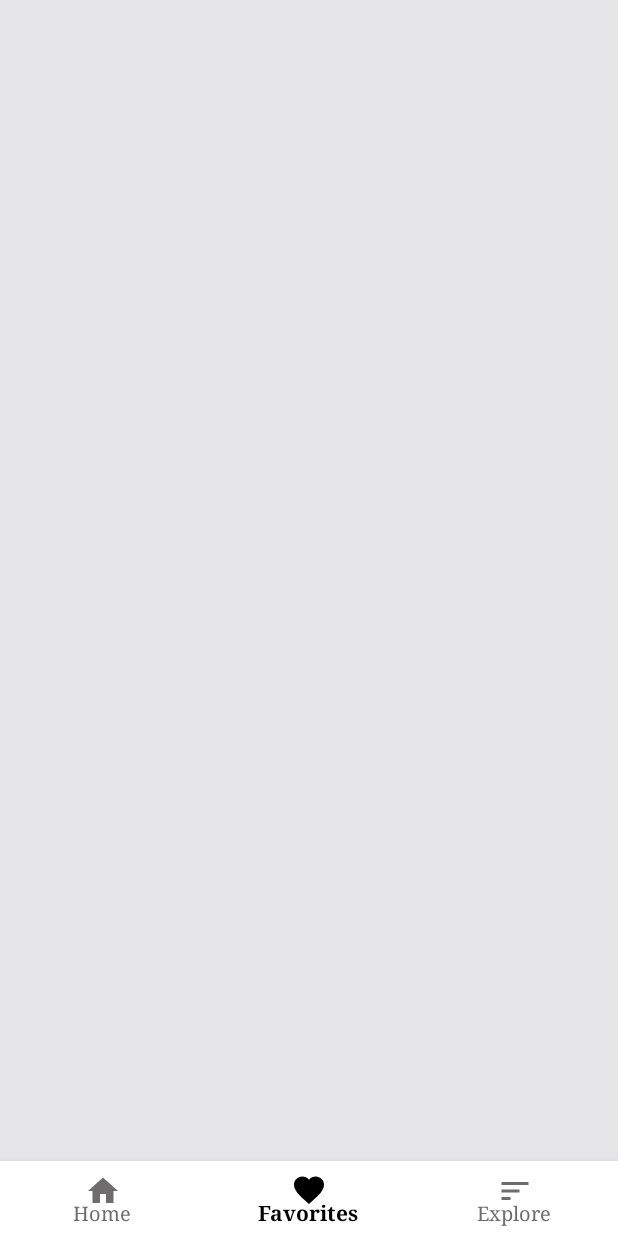
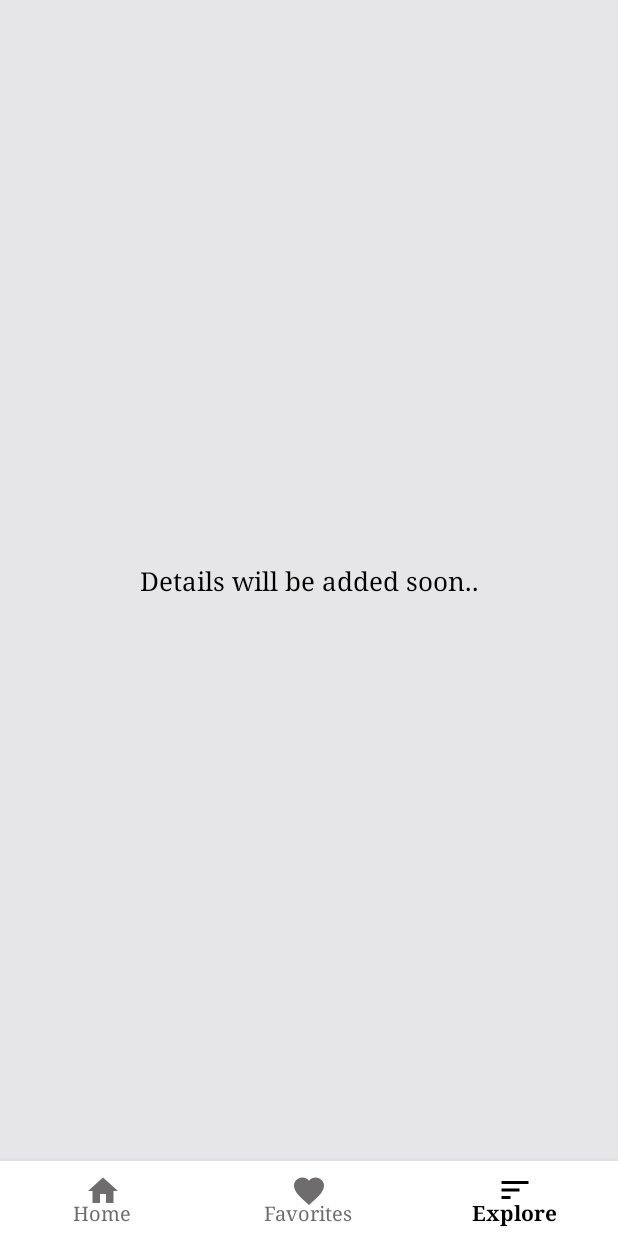
Before and after one commit to Maniharika-1/News-App, an Android app: the screen it shows after launch (MainActivity), item 3 of the bottom bar chosen, on a phone screen of 412 x 824 dp. Run offline under Robolectric (Android 15) with nearby library versions, the phone set to English and light mode, and no system bars; our stand-ins replace Dagger/Hilt's generated code, Room's generated code, navigation-ui; pictures from the network do not load.

Commit message:
Added explore fragment in nav_graph.

```diff
--- /dev/null
+++ b/app/src/main/java/com/example/newsapiclient/ExploreFragment.kt
@@ -0,0 +1,25 @@
+package com.example.newsapiclient
+
+import android.os.Bundle
+import androidx.fragment.app.Fragment
+import android.view.LayoutInflater
+import android.view.View
+import android.view.ViewGroup
+import com.example.newsapiclient.databinding.FragmentExploreBinding
+
+class ExploreFragment : Fragment() {
+
+    override fun onCreateView(
+        inflater: LayoutInflater, container: ViewGroup?,
+        savedInstanceState: Bundle?
+    ): View? {
+        // Inflate the layout for this fragment
+        return inflater.inflate(R.layout.fragment_explore, container, false)
+    }
+
+    private lateinit var binding: FragmentExploreBinding
+    override fun onViewCreated(view: View, savedInstanceState: Bundle?) {
+        super.onViewCreated(view, savedInstanceState)
+        binding = FragmentExploreBinding.bind(view)
+    }
+}
--- /dev/null
+++ b/app/src/main/res/layout/fragment_explore.xml
@@ -0,0 +1,18 @@
+<?xml version="1.0" encoding="utf-8"?>
+<FrameLayout xmlns:android="http://schemas.android.com/apk/res/android"
+    xmlns:tools="http://schemas.android.com/tools"
+    android:layout_width="match_parent"
+    android:layout_height="match_parent"
+    android:background="@color/main_bg"
+    tools:context=".ExploreFragment">
+
+    <TextView
+        android:layout_width="match_parent"
+        android:layout_height="match_parent"
+        android:gravity="center_vertical|center_horizontal"
+        android:textSize="17sp"
+        android:textColor="@color/black"
+        android:fontFamily="serif"
+        android:text="@string/explore_fragment_default" />
+
+</FrameLayout>
--- a/app/src/main/res/menu/bottom_menu.xml
+++ b/app/src/main/res/menu/bottom_menu.xml
@@ -11,7 +11,7 @@
         android:icon="@drawable/ic_baseline_favorite_24" />
 
     <item
-        android:id="@+id/explore"
+        android:id="@+id/exploreFragment"
         android:title="Explore"
         android:icon="@drawable/ic_baseline_explore_24"/>
 
--- a/app/src/main/res/navigation/nav_graph.xml
+++ b/app/src/main/res/navigation/nav_graph.xml
@@ -13,6 +13,9 @@
         <action
             android:id="@+id/action_newsFragment_to_infoFragment"
             app:destination="@id/infoFragment" />
+        <action
+            android:id="@+id/action_newsFragment_to_exploreFragment"
+            app:destination="@id/exploreFragment" />
     </fragment>
     <fragment
         android:id="@+id/savedFragment"
@@ -22,6 +25,9 @@
         <action
             android:id="@+id/action_savedFragment_to_infoFragment"
             app:destination="@id/infoFragment" />
+        <action
+            android:id="@+id/action_savedFragment_to_exploreFragment"
+            app:destination="@id/exploreFragment" />
     </fragment>
     <fragment
         android:id="@+id/infoFragment"
@@ -31,5 +37,16 @@
         <argument
             android:name="selected_article"
             app:argType="com.example.newsapiclient.data.model.Article" />
+        <action
+            android:id="@+id/action_infoFragment_to_newsFragment"
+            app:destination="@id/newsFragment" />
+        <action
+            android:id="@+id/action_infoFragment_to_savedFragment"
+            app:destination="@id/savedFragment" />
     </fragment>
+    <fragment
+        android:id="@+id/exploreFragment"
+        android:name="com.example.newsapiclient.ExploreFragment"
+        android:label="fragment_explore"
+        tools:layout="@layout/fragment_explore" />
 </navigation>
--- a/app/src/main/res/values/strings.xml
+++ b/app/src/main/res/values/strings.xml
@@ -1,7 +1,7 @@
 <resources>
     <string name="app_name">NewsAPIClient</string>
     <!-- TODO: Remove or change this placeholder text -->
-    <string name="hello_blank_fragment">Hello blank fragment</string>
+    <string name="explore_fragment_default">Details will be added soon..</string>
     <string name="default_date_string">Wednesday, November 30</string>
     <string name="daily_feed">Daily Feed</string>
 </resources>
```
